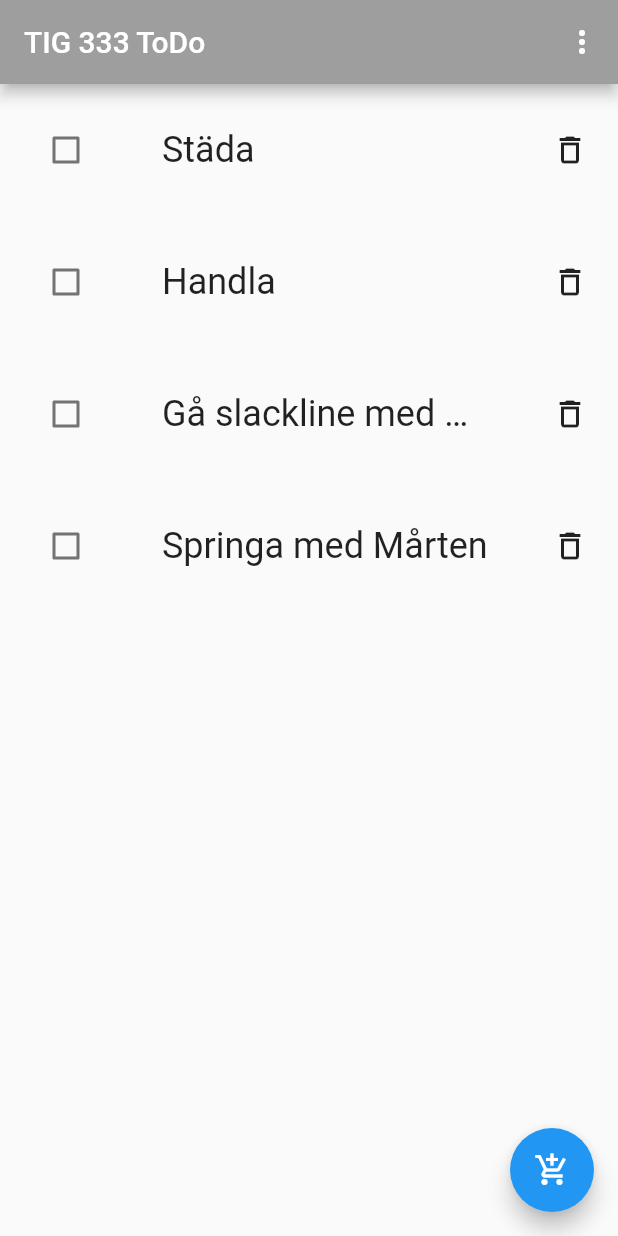
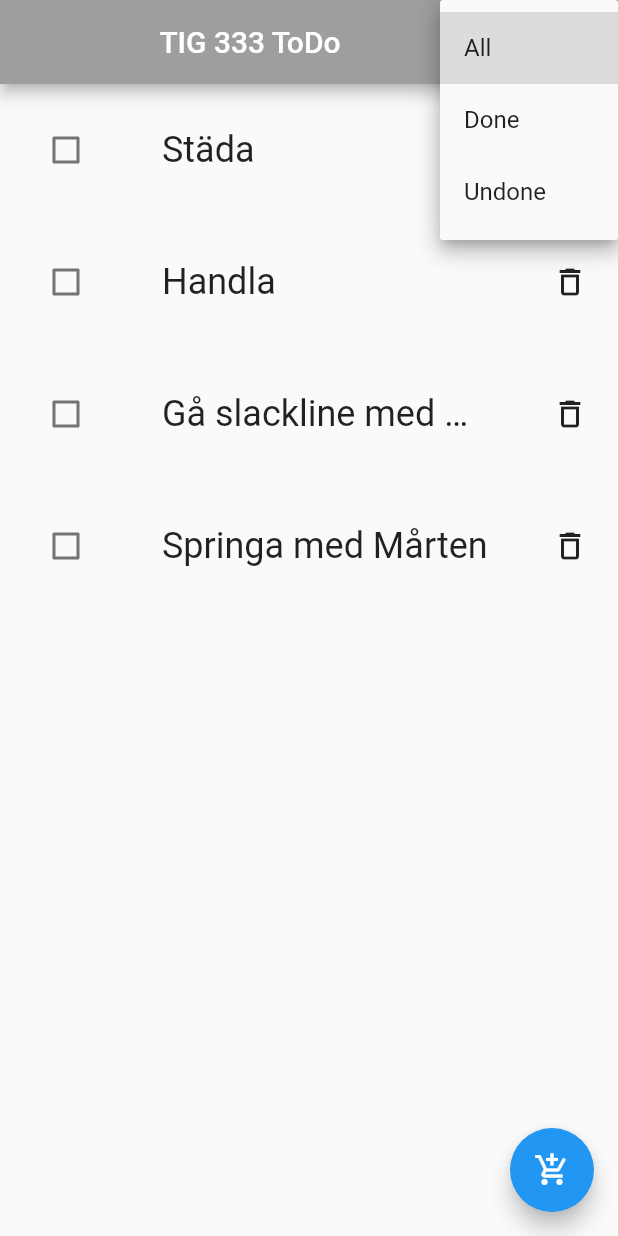
Before and after one commit to gu-tig333-ht22/gusaubau, a Flutter app: the screen it shows after launch, after a tap on the "more vert" icon, on a phone screen of 412 x 824 dp. Run offline on Flutter 3.47's test engine with Material 2 defaults, Android fonts, the phone set to English and light mode, and no system bars.

Commit message:
laggt till vy för Dropdown meny

```diff
--- a/lib/main.dart
+++ b/lib/main.dart
@@ -11,6 +11,7 @@ class MyApp extends StatelessWidget {
   @override
   Widget build(BuildContext context) {
     return MaterialApp(
+      debugShowCheckedModeBanner: false,
       title: 'Inlämningsupgift moment 1 TIG333',
       theme: ThemeData(
         primarySwatch: Colors.blue,
@@ -29,12 +30,25 @@ class MainViwe extends StatelessWidget {
     items.forEach((element) => (element.testPrint()));
 
     // ******************************************
+    String valtFilter = "All";
     return Scaffold(
       appBar: AppBar(
         backgroundColor: Colors.grey,
-        title: const Text("TIG 333 ToDo"),
+        title: Center(child: const Text("TIG 333 ToDo")),
         actions: [
-          IconButton(onPressed: () {}, icon: Icon(Icons.more_vert)),
+          DropdownButtonHideUnderline(
+            child: Container(
+              color: Colors.grey,
+              child: DropdownButton(
+                  icon: Icon(Icons.more_vert),
+                  items: [
+                    filterVal("All"),
+                    filterVal("Done"),
+                    filterVal("Undone")
+                  ],
+                  onChanged: (value) {}),
+            ),
+          ),
         ],
       ),
       body: _itemRow(items),
@@ -50,7 +64,15 @@ class MainViwe extends StatelessWidget {
     );
   }
 
+  DropdownMenuItem<String> filterVal(String value) {
+    return DropdownMenuItem(value: value, child: Text(value));
+  }
+
   void _onChanged(bool? value) {}
+
+  Widget _DropdownAll() {
+    return Text("All");
+  }
 
   Widget _itemRow(items) {
     return ListView.builder(
```
